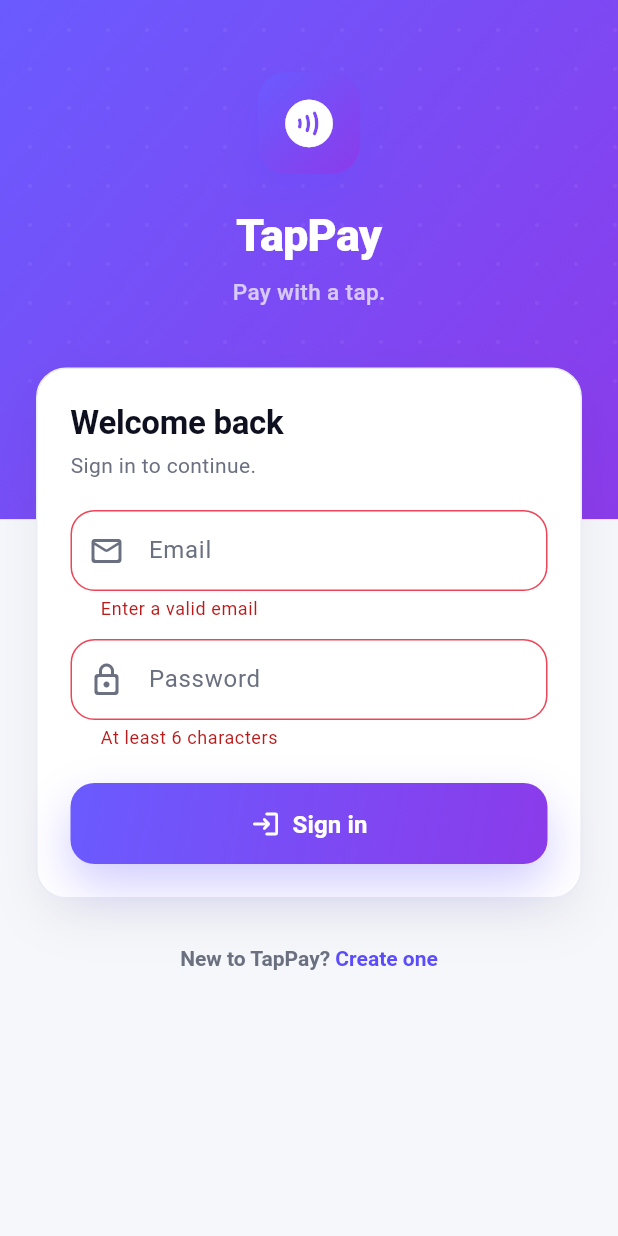
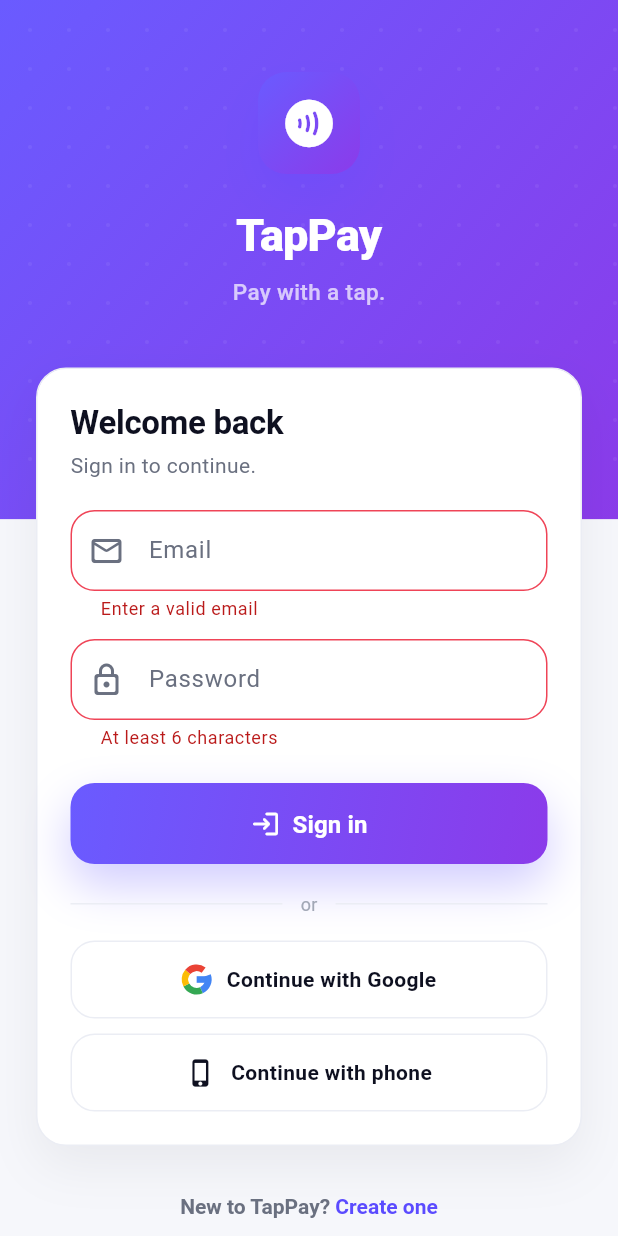
Before and after one commit to kaniobed28/tappay-mobile, a Flutter app: the screen it shows after launch, after a tap on "Sign in", on a phone screen of 412 x 824 dp. Run offline on Flutter 3.47's test engine with Material 3 defaults, Android fonts, the phone set to English and light mode, and no system bars; our stand-ins replace dio, firebase_auth, firebase_core, firebase_messaging, google_sign_in, qr_flutter and 2 more; missing offline and left inert: mobile_scanner, nfc_manager; accounts and stored records are empty.

Commit message:
Add Google and Phone (SMS OTP) sign-in
- AuthService: signInWithGoogle (google_sign_in), startPhoneSignIn + confirmPhoneCode
  (firebase_auth verifyPhoneNumber); gated on firebaseReady with a clear message in demo
- Login: 'Continue with Google' (multi-colour G) + 'Continue with phone' below email
- New two-step phone/OTP screen
- FIREBASE.md: enable Google/Phone providers + add SHA-1/256 fingerprints
- Note: these activate only with real Firebase; unchanged in demo mode

Co-Authored-By: Claude Opus 4.8 <noreply@anthropic.com>

```diff
--- a/lib/screens/auth/login_screen.dart
+++ b/lib/screens/auth/login_screen.dart
@@ -3,6 +3,7 @@ import 'package:provider/provider.dart';
 import '../../services/auth_service.dart';
 import '../../theme.dart';
 import '../../widgets/ui.dart';
+import 'phone_login_screen.dart';
 
 class LoginScreen extends StatefulWidget {
   const LoginScreen({super.key});
@@ -45,6 +46,22 @@ class _LoginScreenState extends State<LoginScreen> {
       if (mounted) setState(() => _busy = false);
     }
   }
+
+  Future<void> _google() async {
+    setState(() {
+      _busy = true;
+      _error = null;
+    });
+    try {
+      await context.read<AuthService>().signInWithGoogle();
+    } catch (e) {
+      setState(() => _error = e.toString().replaceFirst('Exception: ', ''));
+    } finally {
+      if (mounted) setState(() => _busy = false);
+    }
+  }
+
+  void _phone() => Navigator.push(context, MaterialPageRoute(builder: (_) => const PhoneLoginScreen()));
 
   @override
   Widget build(BuildContext context) {
@@ -142,6 +159,27 @@ class _LoginScreenState extends State<LoginScreen> {
                             loading: _busy,
                             onPressed: _submit,
                           ),
+                          const SizedBox(height: 18),
+                          Row(children: const [
+                            Expanded(child: Divider()),
+                            Padding(
+                              padding: EdgeInsets.symmetric(horizontal: 12),
+                              child: Text('or', style: TextStyle(color: AppColors.inkFaint, fontSize: 12)),
+                            ),
+                            Expanded(child: Divider()),
+                          ]),
+                          const SizedBox(height: 16),
+                          _SocialButton(
+                            icon: _GoogleG(),
+                            label: 'Continue with Google',
+                            onTap: _busy ? null : _google,
+                          ),
+                          const SizedBox(height: 10),
+                          _SocialButton(
+                            icon: const Icon(Icons.phone_iphone_rounded, size: 20, color: AppColors.ink),
+                            label: 'Continue with phone',
+                            onTap: _busy ? null : _phone,
+                          ),
                         ],
                       ),
                     ),
@@ -172,6 +210,70 @@ class _LoginScreenState extends State<LoginScreen> {
   }
 }
 
+class _SocialButton extends StatelessWidget {
+  final Widget icon;
+  final String label;
+  final VoidCallback? onTap;
+  const _SocialButton({required this.icon, required this.label, this.onTap});
+
+  @override
+  Widget build(BuildContext context) {
+    return InkWell(
+      onTap: onTap,
+      borderRadius: BorderRadius.circular(AppRadius.m),
+      child: Container(
+        height: 52,
+        decoration: BoxDecoration(
+          color: AppColors.surface,
+          borderRadius: BorderRadius.circular(AppRadius.m),
+          border: Border.all(color: AppColors.border),
+        ),
+        child: Row(
+          mainAxisAlignment: MainAxisAlignment.center,
+          children: [
+            icon,
+            const SizedBox(width: 10),
+            Text(label, style: const TextStyle(fontWeight: FontWeight.w600, color: AppColors.ink)),
+          ],
+        ),
+      ),
+    );
+  }
+}
+
+/// A compact multi-colour Google "G".
+class _GoogleG extends StatelessWidget {
+  @override
+  Widget build(BuildContext context) {
+    return SizedBox(width: 20, height: 20, child: CustomPaint(painter: _GPainter()));
+  }
+}
+
+class _GPainter extends CustomPainter {
+  @override
+  void paint(Canvas canvas, Size size) {
+    final r = size.width / 2;
+    final c = Offset(r, r);
+    final stroke = size.width * 0.22;
+    final rect = Rect.fromCircle(center: c, radius: r - stroke / 2);
+    final p = Paint()
+      ..style = PaintingStyle.stroke
+      ..strokeWidth = stroke
+      ..strokeCap = StrokeCap.butt;
+    // four coloured arcs
+    canvas.drawArc(rect, -0.35, 1.5, false, p..color = const Color(0xFF4285F4)); // blue
+    canvas.drawArc(rect, 1.15, 1.5, false, p..color = const Color(0xFF34A853)); // green
+    canvas.drawArc(rect, 2.65, 1.2, false, p..color = const Color(0xFFFBBC05)); // yellow
+    canvas.drawArc(rect, 3.85, 1.5, false, p..color = const Color(0xFFEA4335)); // red
+    // crossbar
+    final bar = Paint()..color = const Color(0xFF4285F4);
+    canvas.drawRect(Rect.fromLTWH(r, r - stroke / 2, r - stroke / 2, stroke), bar);
+  }
+
+  @override
+  bool shouldRepaint(covariant CustomPainter oldDelegate) => false;
+}
+
 /// Subtle dotted texture over the brand header.
 class _DotGrid extends CustomPainter {
   @override
--- a/pubspec.yaml
+++ b/pubspec.yaml
@@ -15,6 +15,7 @@ dependencies:
   firebase_core: ^3.8.1
   firebase_auth: ^5.3.4
   firebase_messaging: ^15.1.6  # FCM push (active once Firebase is configured)
+  google_sign_in: ^6.2.2       # Google sign-in (active once Firebase is configured)
 
   # Realtime
   socket_io_client: ^3.0.2
```
Also changed, not shown: lib/screens/auth/phone_login_screen.dart (added, +148 -0 lines), lib/services/auth_service.dart (+61 -0 lines), pubspec.lock, 1 other file.
